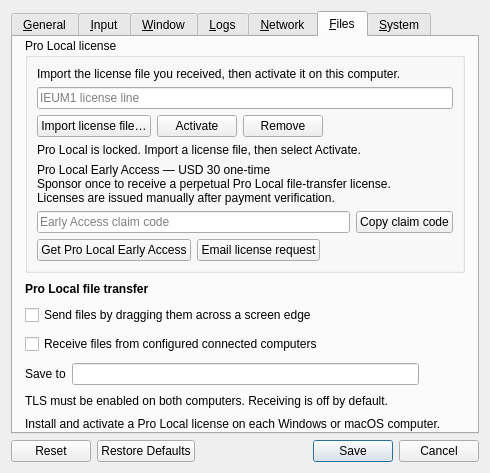
First picture: the form in src/lib/gui/dialogs/SettingsDialog.ui, repository Cherry-Company/ieum, before the edit.
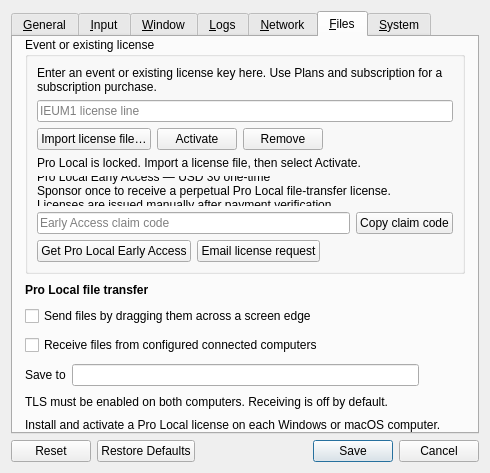
Second picture: the form after the edit. The open tabs and pages were chosen to show the change. Icons and pictures are not drawn.

Commit message: Prepare subscription plans and scoped desktop entitlements

```diff
--- a/src/lib/gui/dialogs/SettingsDialog.ui
+++ b/src/lib/gui/dialogs/SettingsDialog.ui
@@ -985,13 +985,13 @@
        <item>
         <widget class="QGroupBox" name="groupProLicense">
          <property name="title">
-          <string>Pro Local license</string>
+          <string>Event or existing license</string>
          </property>
          <layout class="QVBoxLayout" name="verticalLayoutProLicense">
           <item>
            <widget class="QLabel" name="lblProLicenseHelp">
             <property name="text">
-             <string>Import the license file you received, then activate it on this computer.</string>
+             <string>Enter an event or existing license key here. Use Plans and subscription for a subscription purchase.</string>
             </property>
             <property name="wordWrap">
              <bool>true</bool>
```
The commit also changes 41 other files.
